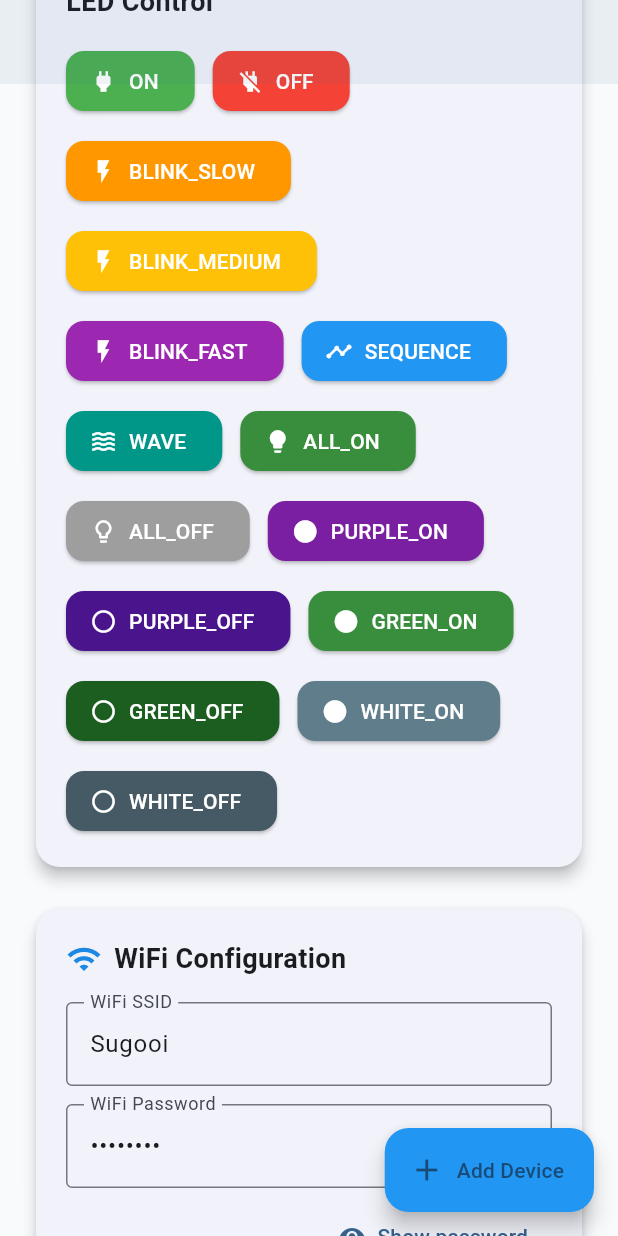
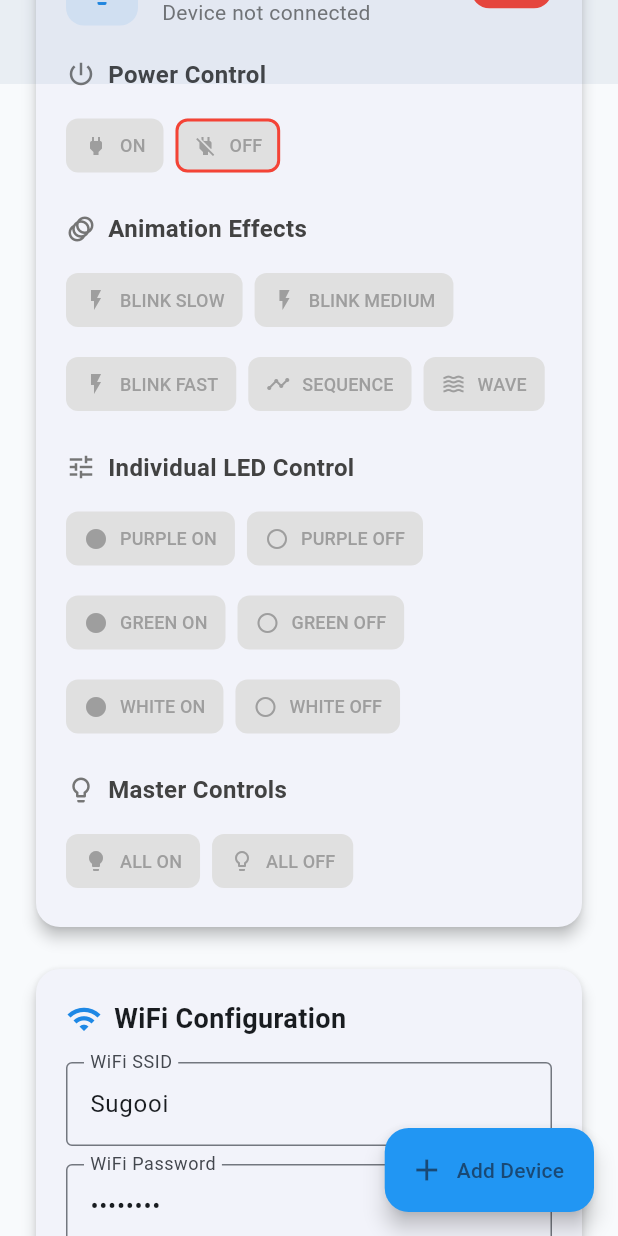
Before and after one commit to Hyperionzs/IoT-Management--LED---DHT22-, a Flutter app: the screen it shows after launch, scrolled down 576 dp, on a phone screen of 412 x 824 dp. Run offline on Flutter 3.47's test engine with Material 3 defaults, Android fonts, the phone set to English and light mode, and no system bars; missing offline and left inert: mqtt_client; network calls fail.

Commit message:
Refactor control panel UI and enhance LED control features in IoT Dashboard
- Updated the LED control section to improve layout and user feedback, including connection status indicators and current mode display.

- Introduced a new control section for power management, animation effects, individual LED controls, and master controls, enhancing usability.

- Improved button functionality with tooltips and visual feedback based on device connection status, ensuring a more intuitive user experience.

- Refactored the control button and section methods for better code organization and maintainability.

```diff
--- a/lib/main.dart
+++ b/lib/main.dart
@@ -422,7 +422,7 @@ class _IoTDashboardScreenState extends State<IoTDashboardScreen>
         IoTProject(
           id: '001',
           name: 'ESP8266 Smart Sensor',
-          description: 'Auto-discovered ESP8266 device',
+          description: 'Status Suhu',
           wifiSSID: 'Sugooi',
           wifiPassword: 'Saturned',
           purpleLedStatus: false,
@@ -1012,6 +1012,13 @@ class _IoTDashboardScreenState extends State<IoTDashboardScreen>
   }
 
   Widget _buildControlPanel() {
+    if (projects.isEmpty) {
+      return const SizedBox.shrink();
+    }
+
+    final project = projects.first;
+    final isConnected = project.isOnline && project.deviceIP != null;
+
     return Card(
       elevation: 4,
       shape: RoundedRectangleBorder(borderRadius: BorderRadius.circular(16)),
@@ -1020,33 +1027,114 @@ class _IoTDashboardScreenState extends State<IoTDashboardScreen>
         child: Column(
           crossAxisAlignment: CrossAxisAlignment.start,
           children: [
-            const Text(
-              'LED Control',
-              style: TextStyle(
-                fontSize: 18,
-                fontWeight: FontWeight.bold,
-              ),
-            ),
-            const SizedBox(height: 16),
-            Wrap(
-              spacing: 12,
-              runSpacing: 12,
+            Row(
               children: [
-                _buildControlButton('ON', Icons.power, Colors.green),
-                _buildControlButton('OFF', Icons.power_off, Colors.red),
-                _buildControlButton('BLINK_SLOW', Icons.flash_on, Colors.orange),
-                _buildControlButton('BLINK_MEDIUM', Icons.flash_on, Colors.amber),
-                _buildControlButton('BLINK_FAST', Icons.flash_on, Colors.purple),
-                _buildControlButton('SEQUENCE', Icons.timeline, Colors.blue),
-                _buildControlButton('WAVE', Icons.waves, Colors.teal),
-                _buildControlButton('ALL_ON', Icons.lightbulb, Colors.green.shade700),
-                _buildControlButton('ALL_OFF', Icons.lightbulb_outline, Colors.grey),
-                _buildControlButton('PURPLE_ON', Icons.circle, Colors.purple.shade700),
-                _buildControlButton('PURPLE_OFF', Icons.circle_outlined, Colors.purple.shade900),
-                _buildControlButton('GREEN_ON', Icons.circle, Colors.green.shade700),
-                _buildControlButton('GREEN_OFF', Icons.circle_outlined, Colors.green.shade900),
-                _buildControlButton('WHITE_ON', Icons.circle, Colors.blueGrey),
-                _buildControlButton('WHITE_OFF', Icons.circle_outlined, Colors.blueGrey.shade700),
+                Container(
+                  padding: const EdgeInsets.all(12),
+                  decoration: BoxDecoration(
+                    color: Colors.blue.withOpacity(0.1),
+                    borderRadius: BorderRadius.circular(12),
+                  ),
+                  child: Icon(
+                    Icons.lightbulb,
+                    color: Colors.blue[600],
+                    size: 24,
+                  ),
+                ),
+                const SizedBox(width: 16),
+                Expanded(
+                  child: Column(
+                    crossAxisAlignment: CrossAxisAlignment.start,
+                    children: [
+                      const Text(
+                        'LED Control',
+                        style: TextStyle(
+                          fontSize: 18,
+                          fontWeight: FontWeight.bold,
+                        ),
+                      ),
+                      const SizedBox(height: 4),
+                      Text(
+                        isConnected
+                            ? 'Current Mode: ${project.lastLedMode}'
+                            : 'Device not connected',
+                        style: TextStyle(
+                          color: Colors.grey[600],
+                          fontSize: 14,
+                        ),
+                      ),
+                    ],
+                  ),
+                ),
+                Container(
+                  padding: const EdgeInsets.symmetric(horizontal: 8, vertical: 4),
+                  decoration: BoxDecoration(
+                    color: isConnected ? Colors.green : Colors.red,
+                    borderRadius: BorderRadius.circular(12),
+                  ),
+                  child: Text(
+                    isConnected ? 'Ready' : 'Offline',
+                    style: const TextStyle(
+                      color: Colors.white,
+                      fontSize: 12,
+                      fontWeight: FontWeight.w500,
+                    ),
+                  ),
+                ),
+              ],
+            ),
+            const SizedBox(height: 20),
+
+            // Power Controls Section
+            _buildControlSection(
+              'Power Control',
+              Icons.power_settings_new,
+              [
+                _buildControlButton('ON', Icons.power, Colors.green, 'Turn On All LEDs'),
+                _buildControlButton('OFF', Icons.power_off, Colors.red, 'Turn Off All LEDs'),
+              ],
+            ),
+
+            const SizedBox(height: 20),
+
+            // Animation Effects Section
+            _buildControlSection(
+              'Animation Effects',
+              Icons.animation,
+              [
+                _buildControlButton('BLINK_SLOW', Icons.flash_on, Colors.orange, 'Slow Blink'),
+                _buildControlButton('BLINK_MEDIUM', Icons.flash_on, Colors.amber, 'Medium Blink'),
+                _buildControlButton('BLINK_FAST', Icons.flash_on, Colors.purple, 'Fast Blink'),
+                _buildControlButton('SEQUENCE', Icons.timeline, Colors.blue, 'Sequential Pattern'),
+                _buildControlButton('WAVE', Icons.waves, Colors.teal, 'Wave Effect'),
+              ],
+            ),
+
+            const SizedBox(height: 20),
+
+            // Individual LED Controls Section
+            _buildControlSection(
+              'Individual LED Control',
+              Icons.tune,
+              [
+                _buildControlButton('PURPLE_ON', Icons.circle, Colors.purple.shade700, 'Purple LED On'),
+                _buildControlButton('PURPLE_OFF', Icons.circle_outlined, Colors.purple.shade900, 'Purple LED Off'),
+                _buildControlButton('GREEN_ON', Icons.circle, Colors.green.shade700, 'Green LED On'),
+                _buildControlButton('GREEN_OFF', Icons.circle_outlined, Colors.green.shade900, 'Green LED Off'),
+                _buildControlButton('WHITE_ON', Icons.circle, Colors.blueGrey, 'White LED On'),
+                _buildControlButton('WHITE_OFF', Icons.circle_outlined, Colors.blueGrey.shade700, 'White LED Off'),
+              ],
+            ),
+
+            const SizedBox(height: 20),
+
+            // Master Controls Section
+            _buildControlSection(
+              'Master Controls',
+              Icons.lightbulb_outline,
+              [
+                _buildControlButton('ALL_ON', Icons.lightbulb, Colors.green.shade700, 'All LEDs On'),
+                _buildControlButton('ALL_OFF', Icons.lightbulb_outline, Colors.grey, 'All LEDs Off'),
               ],
             ),
           ],
@@ -1055,16 +1143,61 @@ class _IoTDashboardScreenState extends State<IoTDashboardScreen>
     );
   }
 
-  Widget _buildControlButton(String command, IconData icon, Color color) {
-    return ElevatedButton.icon(
-      onPressed: () => _sendMQTTCommand(command),
-      icon: Icon(icon, size: 18),
-      label: Text(command),
-      style: ElevatedButton.styleFrom(
-        backgroundColor: color,
-        foregroundColor: Colors.white,
-        shape: RoundedRectangleBorder(
-          borderRadius: BorderRadius.circular(12),
+  Widget _buildControlSection(String title, IconData icon, List<Widget> buttons) {
+    return Column(
+      crossAxisAlignment: CrossAxisAlignment.start,
+      children: [
+        Row(
+          children: [
+            Icon(icon, color: Colors.grey[600], size: 20),
+            const SizedBox(width: 8),
+            Text(
+              title,
+              style: TextStyle(
+                fontSize: 16,
+                fontWeight: FontWeight.w600,
+                color: Colors.grey[800],
+              ),
+            ),
+          ],
+        ),
+        const SizedBox(height: 12),
+        Wrap(
+          spacing: 8,
+          runSpacing: 8,
+          children: buttons,
+        ),
+      ],
+    );
+  }
+
+  Widget _buildControlButton(String command, IconData icon, Color color, String tooltip) {
+    final project = projects.isNotEmpty ? projects.first : null;
+    final isConnected = project?.isOnline == true && project?.deviceIP != null;
+    final isCurrentMode = project?.lastLedMode == command;
+
+    return Tooltip(
+      message: tooltip,
+      child: ElevatedButton.icon(
+        onPressed: isConnected ? () => _sendMQTTCommand(command) : null,
+        icon: Icon(icon, size: 16),
+        label: Text(
+          command.replaceAll('_', ' '),
+          style: const TextStyle(fontSize: 12),
+        ),
+        style: ElevatedButton.styleFrom(
+          backgroundColor: isCurrentMode ? color.withOpacity(0.8) : color,
+          foregroundColor: Colors.white,
+          disabledBackgroundColor: Colors.grey[300],
+          disabledForegroundColor: Colors.grey[500],
+          shape: RoundedRectangleBorder(
+            borderRadius: BorderRadius.circular(8),
+            side: isCurrentMode
+                ? BorderSide(color: color, width: 2)
+                : BorderSide.none,
+          ),
+          padding: const EdgeInsets.symmetric(horizontal: 12, vertical: 8),
+          minimumSize: const Size(0, 36),
         ),
       ),
     );
```
